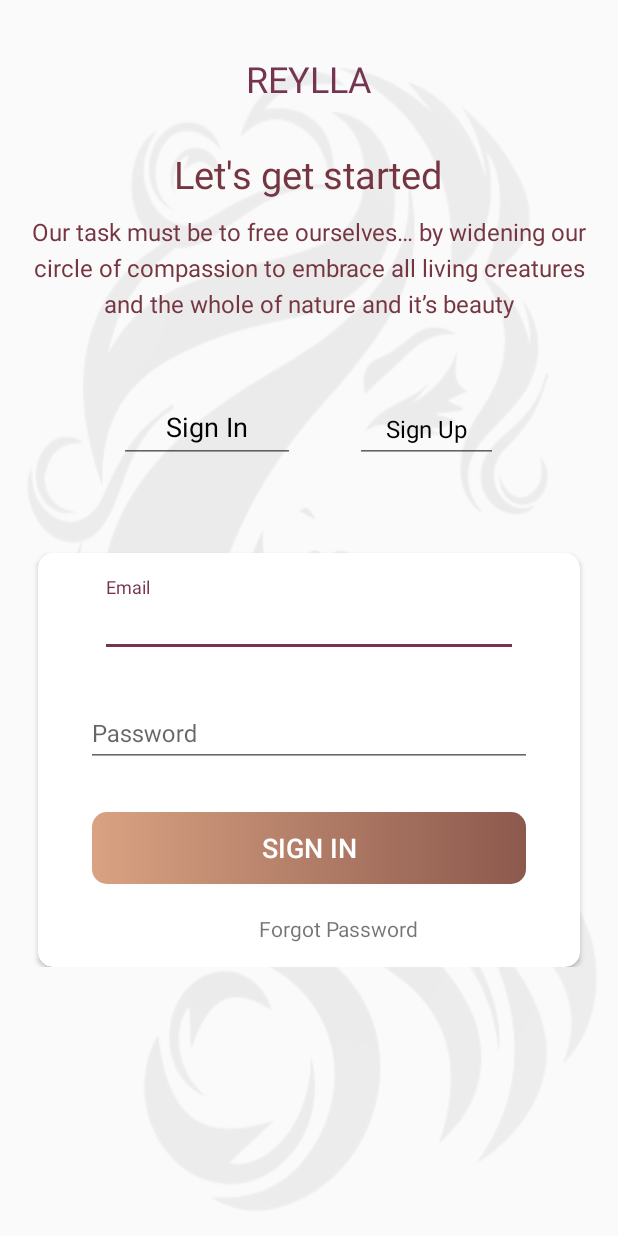
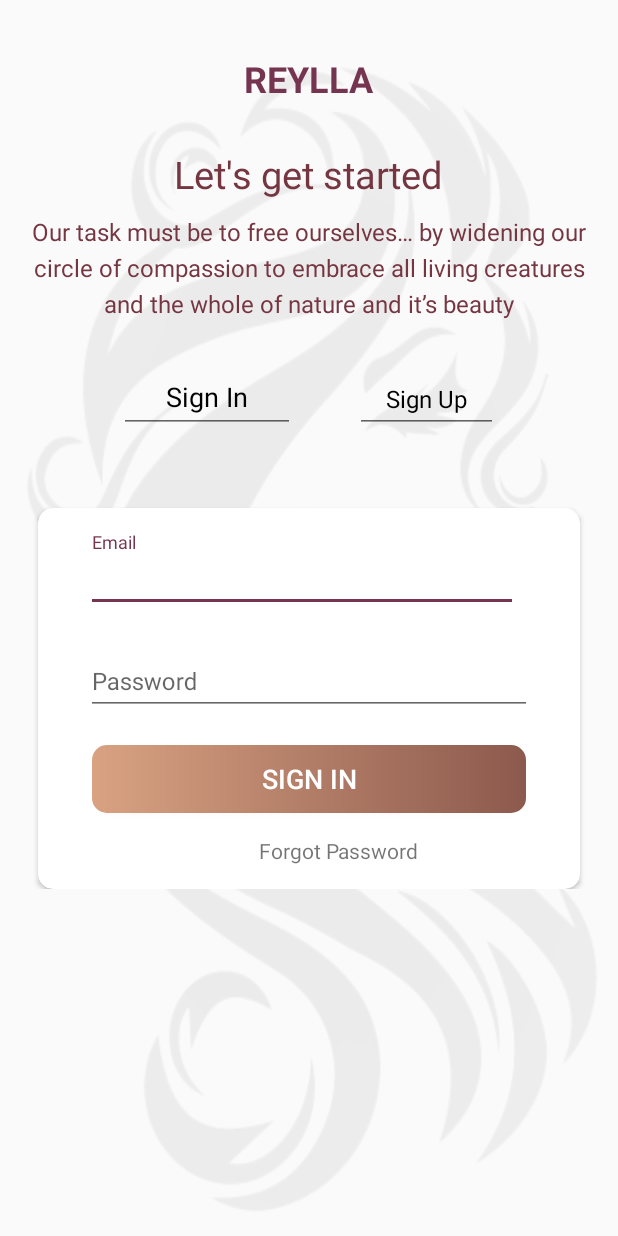
Before and after one commit to sklagat45/reylla, an Android app: the screen it shows after launch (IntroActivity), on a phone screen of 412 x 824 dp. Run offline under Robolectric (Android 15) with nearby library versions, the phone set to English and light mode, and no system bars; our stand-ins replace Firebase (no records; nobody signed in at launch, a user with empty details on screens opened directly).

Commit message:
feature_login

```diff
--- a/app/src/main/AndroidManifest.xml
+++ b/app/src/main/AndroidManifest.xml
@@ -13,7 +13,8 @@
         android:roundIcon="@mipmap/ic_launcher_round"
         android:supportsRtl="true"
         android:theme="@style/AppTheme">
-        <activity android:name=".activities.IndividualRegister"></activity>
+        <activity android:name=".activities.ForgotPassword"></activity>
+        <activity android:name=".activities.IndividualRegister" />
         <activity android:name=".activities.ServiceProvidersReg" /> <!-- [START fcm_default_icon] -->
         <!--
  Set custom default icon. This is used when no icon is set for incoming notification messages.
--- a/app/src/main/java/com/sklagat46/reylla/activities/IntroActivity.kt
+++ b/app/src/main/java/com/sklagat46/reylla/activities/IntroActivity.kt
@@ -3,12 +3,19 @@ package com.sklagat46.reylla.activities
 import android.content.Intent
 import android.graphics.Typeface
 import android.os.Bundle
+import android.text.TextUtils
+import android.view.View
+import android.view.View.GONE
+import android.view.View.VISIBLE
 import android.view.WindowManager
-import androidx.appcompat.app.AppCompatActivity
+import android.widget.Toast
+import com.google.firebase.auth.FirebaseAuth
 import com.sklagat46.reylla.R
+import com.sklagat46.reylla.firebase.FirestoreClass
+import com.sklagat46.reylla.model.User
 import kotlinx.android.synthetic.main.activity_intro.*
 
-class IntroActivity : AppCompatActivity() {
+class IntroActivity : BaseActivity() {
 
     /**
      * This function is auto created by Android when the Activity Class is created.
@@ -26,20 +33,89 @@ class IntroActivity : AppCompatActivity() {
         )
 
         // This is used to get the file from the assets folder and set it to the title textView.
-        val typeface: Typeface =
-            Typeface.createFromAsset(assets, "carbon bl.ttf")
-        tv_app_name_intro.typeface = typeface
+//        val typeface: Typeface =
+//            Typeface.createFromAsset(assets, "carbon bl.ttf")
+//        tv_app_name_intro.typeface = typeface
 
-        btn_sign_in_intro.setOnClickListener {
+        signInRegisteredUser()
 
-            // Launch the sign in screen.
-            startActivity(Intent(this@IntroActivity, SignInActivity::class.java))
-        }
+//        btn_intro_sign_in.setOnClickListener {
+//
+//            // Launch the sign in screen.
+//            startActivity(Intent(this@IntroActivity, SignInActivity::class.java))
+//        }
+//
+//        btn_sign_up_intro.setOnClickListener {
+//
+//            // Launch the sign up screen.
+//            startActivity(Intent(this@IntroActivity, SignUpActivity::class.java))
+//        }
 
-        btn_sign_up_intro.setOnClickListener {
+        intro_forgotpass.setOnClickListener {
 
-            // Launch the sign up screen.
+            // Launch the lounge forgot password screen.
             startActivity(Intent(this@IntroActivity, SignUpActivity::class.java))
         }
     }
+
+    private fun signInRegisteredUser() {
+        // Here we get the text from editText and trim the space
+        val email: String = et_intro_email.text.toString().trim { it <= ' ' }
+        val password: String = et_intro_password.text.toString().trim { it <= ' ' }
+
+        if (validateForm(email, password)) {
+            // Show the progress dialog.
+            showProgressDialog(resources.getString(R.string.please_wait))
+
+            // Sign-In using FirebaseAuth
+            FirebaseAuth.getInstance().signInWithEmailAndPassword(email, password)
+                .addOnCompleteListener { task ->
+                    if (task.isSuccessful) {
+                        // Calling the FirestoreClass signInUser function to get the data of user from database.
+                        FirestoreClass().signInUser(this@IntroActivity)
+                    } else {
+                        Toast.makeText(
+                            this@IntroActivity,
+                            task.exception!!.message,
+                            Toast.LENGTH_LONG
+                        ).show()
+                    }
+                }
+        }
+    }
+    /**
+     * A function to validate the entries of a user.
+     */
+    private fun validateForm(email: String, password: String): Boolean {
+        return if (TextUtils.isEmpty(email)) {
+            showErrorSnackBar("Please enter email.")
+            false
+        } else if (TextUtils.isEmpty(password)) {
+            showErrorSnackBar("Please enter password.")
+            false
+        } else {
+            true
+        }
+    }
+
+    /**
+     * A function to get the user details from the firestore database after authentication.
+     */
+    fun signInSuccess(user: User) {
+        hideProgressDialog()
+        startActivity(Intent(this@IntroActivity, MainActivity::class.java))
+        this.finish()
+    }
+
+
+    fun btnSignUp(view: View) {
+        cardSignIn.visibility = GONE
+        cardSignUp.visibility = VISIBLE
+    }
+    fun btnSignIn(view: View) {
+        cardSignUp.visibility = GONE
+        cardSignIn.visibility = VISIBLE
+    }
+
+
 }
--- a/app/src/main/java/com/sklagat46/reylla/activities/SignInActivity.kt
+++ b/app/src/main/java/com/sklagat46/reylla/activities/SignInActivity.kt
@@ -67,7 +67,7 @@ class SignInActivity : BaseActivity() {
                 .addOnCompleteListener { task ->
                     if (task.isSuccessful) {
                         // Calling the FirestoreClass signInUser function to get the data of user from database.
-                        FirestoreClass().signInUser(this@SignInActivity)
+//                        FirestoreClass().signInUser(this@IntroActivity)
                     } else {
                         Toast.makeText(
                             this@SignInActivity,
--- a/app/src/main/java/com/sklagat46/reylla/activities/SplashActivity.kt
+++ b/app/src/main/java/com/sklagat46/reylla/activities/SplashActivity.kt
@@ -28,9 +28,9 @@ class SplashActivity : AppCompatActivity() {
         )
 
         // This is used to get the file from the assets folder and set it to the title textView.
-        val typeface: Typeface =
-            Typeface.createFromAsset(assets, "carbon bl.ttf")
-        tv_app_name.typeface = typeface
+//        val typeface: Typeface =
+//            Typeface.createFromAsset(assets, "carbon bl.ttf")
+//        tv_app_name.typeface = typeface
 
         // Adding the handler to after the a task after some delay.
         Handler().postDelayed({
--- a/app/src/main/java/com/sklagat46/reylla/firebase/FirestoreClass.kt
+++ b/app/src/main/java/com/sklagat46/reylla/firebase/FirestoreClass.kt
@@ -4,6 +4,7 @@ import android.util.Log
 import com.google.firebase.auth.FirebaseAuth
 import com.google.firebase.firestore.FirebaseFirestore
 import com.google.firebase.firestore.SetOptions
+import com.sklagat46.reylla.activities.IntroActivity
 import com.sklagat46.reylla.activities.SignInActivity
 import com.sklagat46.reylla.activities.SignUpActivity
 import com.sklagat46.reylla.model.User
@@ -44,7 +45,7 @@ class FirestoreClass {
     /**
      * A function to SignIn using firebase and get the user details from Firestore Database.
      */
-    fun signInUser(activity: SignInActivity) {
+    fun signInUser(activity: IntroActivity) {
 
         // Here we pass the collection name from which we wants the data.
         mFireStore.collection(Constants.USERS)
--- a/app/src/main/res/drawable/gray_border_shape_rounded.xml
+++ b/app/src/main/res/drawable/gray_border_shape_rounded.xml
@@ -4,7 +4,7 @@
     android:shape="rectangle">
 
     <stroke android:color="#595c5a"
-        android:width="2dp"/>
+        android:width="1dp"/>
     <solid android:color="@android:color/white"/>
     <corners android:radius="2dp" />
 </shape>
--- a/app/src/main/res/layout/activity_intro.xml
+++ b/app/src/main/res/layout/activity_intro.xml
@@ -62,19 +62,20 @@
         <LinearLayout
             android:layout_width="match_parent"
             android:layout_height="wrap_content"
-            android:layout_marginTop="50dp"
+            android:layout_marginTop="30dp"
             android:gravity="center_horizontal"
             android:orientation="horizontal">
 
             <EditText
-                android:id="@+id/btn_sign_in_intro"
+                android:id="@+id/et_sign_in_intro"
                 android:layout_width="117dp"
                 android:layout_height="45dp"
+                android:onClick="btnSignIn"
                 android:layout_gravity="center"
                 android:layout_marginStart="20dp"
                 android:layout_marginEnd="20dp"
                 android:clickable="true"
-                android:focusable="true"
+                android:focusable="false"
                 android:focusableInTouchMode="false"
                 android:foreground="?attr/selectableItemBackground"
                 android:gravity="center"
@@ -84,7 +85,7 @@
                 android:textSize="18sp" />
 
             <EditText
-                android:id="@+id/btn_sign_up_intro"
+                android:id="@+id/et_sign_up_intro"
                 style="text-decoration: underline;"
                 android:layout_width="95dp"
                 android:layout_height="45dp"
@@ -93,6 +94,7 @@
                 android:layout_marginEnd="20dp"
                 android:clickable="true"
                 android:focusable="false"
+                android:onClick="btnSignUp"
                 android:focusableInTouchMode="false"
                 android:foreground="?attr/selectableItemBackground"
                 android:gravity="center"
@@ -109,11 +111,13 @@
             android:layout_height="wrap_content"
             android:gravity="center_horizontal"
             android:orientation="vertical">
+
             <androidx.cardview.widget.CardView
                 android:layout_width="match_parent"
                 android:layout_height="wrap_content"
+                android:id="@+id/cardSignIn"
                 android:layout_marginStart="25dp"
-                android:layout_marginTop="60dp"
+                android:layout_marginTop="50dp"
                 android:visibility="visible"
                 android:layout_marginEnd="25dp"
                 android:elevation="10dp"
@@ -128,11 +132,11 @@
                     <com.google.android.material.textfield.TextInputLayout
                         android:layout_width="match_parent"
                         android:layout_height="wrap_content"
-                        android:layout_marginStart="25dp"
+                        android:layout_marginStart="16dp"
                         android:layout_marginEnd="25dp">
 
                         <androidx.appcompat.widget.AppCompatEditText
-                            android:id="@+id/et_email"
+                            android:id="@+id/et_intro_email"
                             android:layout_width="match_parent"
                             android:layout_height="wrap_content"
                             android:hint="Email"
@@ -144,11 +148,11 @@
                         android:layout_width="match_parent"
                         android:layout_height="wrap_content"
                         android:layout_marginStart="16dp"
-                        android:layout_marginTop="20dp"
+                        android:layout_marginTop="15dp"
                         android:layout_marginEnd="16dp">
 
                         <androidx.appcompat.widget.AppCompatEditText
-                            android:id="@+id/et_password"
+                            android:id="@+id/et_intro_password"
                             android:layout_width="match_parent"
                             android:layout_height="wrap_content"
                             android:hint="Password"
@@ -157,12 +161,12 @@
                     </com.google.android.material.textfield.TextInputLayout>
 
                     <Button
-                        android:id="@+id/btn_sign_in"
+                        android:id="@+id/btn_intro_sign_in"
                         android:layout_width="match_parent"
-                        android:layout_height="wrap_content"
+                        android:layout_height="45dp"
                         android:layout_gravity="center"
                         android:layout_marginStart="20dp"
-                        android:layout_marginTop="30dp"
+                        android:layout_marginTop="20dp"
                         android:layout_marginEnd="20dp"
                         android:background="@drawable/shape_button_rounded"
                         android:foreground="?attr/selectableItemBackground"
@@ -176,19 +180,19 @@
                     <TextView
                         android:layout_width="wrap_content"
                         android:layout_height="wrap_content"
-                        android:id="@+id/forgotpass"
+                        android:id="@+id/intro_forgotpass"
                         android:layout_gravity="center"
                         android:layout_marginStart="20dp"
                         android:clickable="true"
                         android:text="@string/forgot_password"
-                        android:layout_marginTop="20dp"
+                        android:layout_marginTop="15dp"
                         android:focusable="true"/>
 
                 </LinearLayout>
             </androidx.cardview.widget.CardView>
 
             <androidx.cardview.widget.CardView
-                android:id="@+id/register_as_layout"
+                android:id="@+id/cardSignUp"
                 android:layout_width="match_parent"
                 android:layout_height="wrap_content"
                 android:layout_marginStart="25dp"
@@ -209,7 +213,7 @@
                         android:layout_height="match_parent"
                         android:layout_gravity="center_horizontal"
                         android:text="@string/register_as"
-                        android:textSize="26sp"
+                        android:textSize="22sp"
                         android:textStyle="bold" />
 
                     <Button
```
Also changed, not shown: app/src/main/java/com/sklagat46/reylla/utils/Constants.kt (+51 -0 lines).
